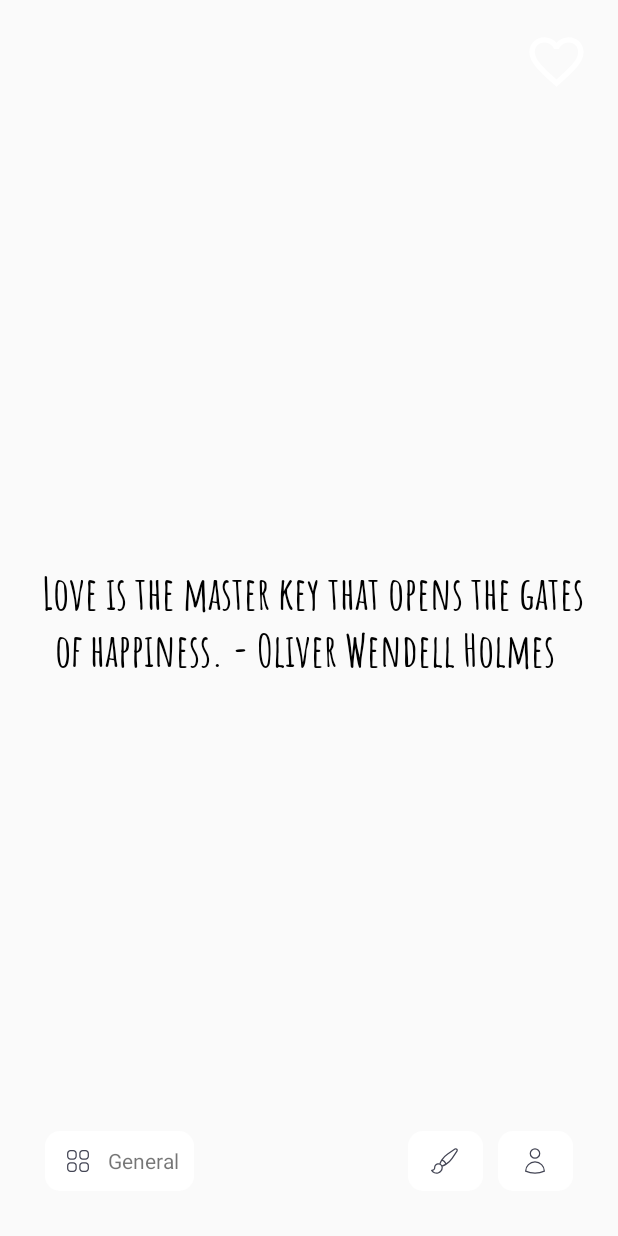
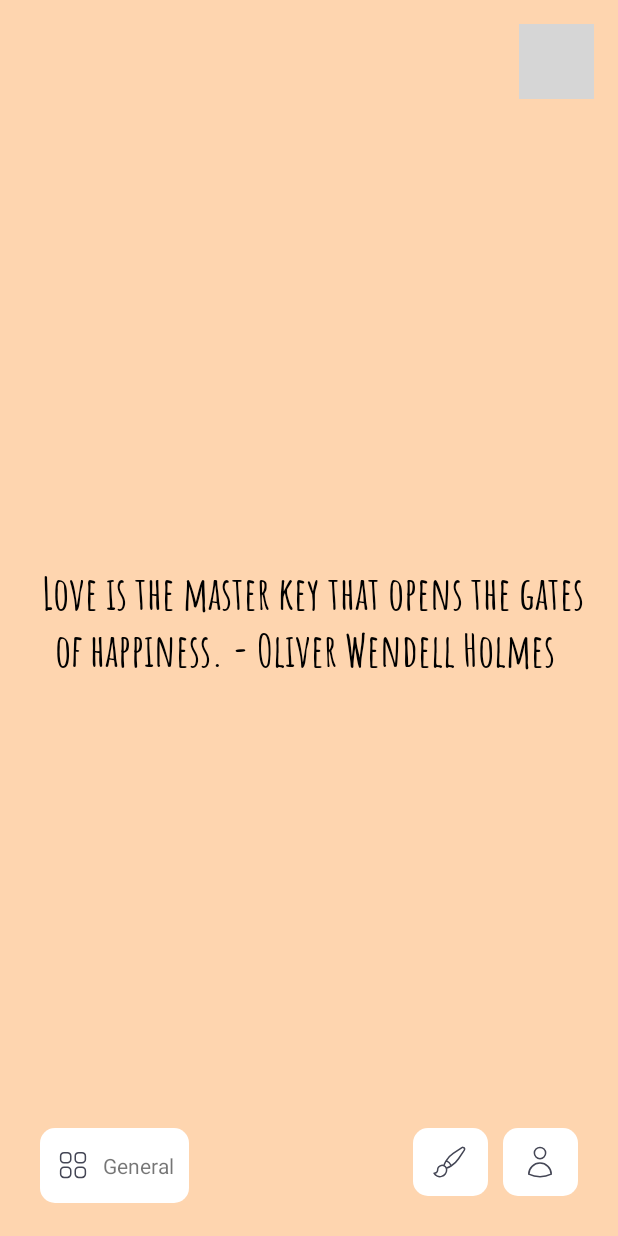
Before and after one commit to trannam13122k/-Daily, an Android app: the screen it shows after launch (MainActivity), after a tap on an icon or button, on a phone screen of 412 x 824 dp. Run offline under Robolectric (Android 15) with nearby library versions, the phone set to English and light mode, and no system bars; our stand-ins replace Room's generated code, sdp/ssp sizes; grey boxes are pictures that could not be loaded.

Commit message:
background Commit

```diff
--- a/app/src/main/java/com/example/daily/ui/fragment/mainFragment/MainFragment.kt
+++ b/app/src/main/java/com/example/daily/ui/fragment/mainFragment/MainFragment.kt
@@ -1,7 +1,6 @@
 package com.example.daily.ui.fragment.mainFragment
 
 import android.graphics.Color
-import android.util.Log
 import android.view.Gravity
 import android.view.LayoutInflater
 import android.view.ViewGroup
--- a/app/src/main/java/com/example/daily/ui/fragment/mainFragment/contentMain/ContentMainFragment.kt
+++ b/app/src/main/java/com/example/daily/ui/fragment/mainFragment/contentMain/ContentMainFragment.kt
@@ -45,7 +45,7 @@ class ContentMainFragment() : BaseFragment<FragmentContentBinding>() {
         binding.imgFavourite.setOnClickListener {
             isFavourite = !isFavourite
             if (isFavourite) {
-                binding.imgFavourite.setImageResource(R.drawable.baseline_favorite_border_24)
+                binding.imgFavourite.setImageResource(R.drawable.icon_true_fav)
                 val senderRealTime = System.currentTimeMillis()
                 val date = Date(senderRealTime)
                 val format = SimpleDateFormat("EEE, dd MMM yyyy", Locale.getDefault())
@@ -57,7 +57,7 @@ class ContentMainFragment() : BaseFragment<FragmentContentBinding>() {
                 )
                 viewModel.insert(favourite)
             } else {
-                binding.imgFavourite.setImageResource(R.drawable.baseline_favorite_24)
+                binding.imgFavourite.setImageResource(R.drawable.icon_fav)
             }
         }
     }
--- a/app/src/main/res/layout/fragment_content.xml
+++ b/app/src/main/res/layout/fragment_content.xml
@@ -3,9 +3,11 @@
     xmlns:android="http://schemas.android.com/apk/res/android"
     xmlns:app="http://schemas.android.com/apk/res-auto"
     android:layout_width="match_parent"
-    android:layout_height="match_parent">
+    android:layout_height="match_parent"
+    >
 
     <TextView
+
         android:textColor="@color/white"
         android:id="@+id/tv_content"
         android:layout_width="wrap_content"
@@ -26,7 +28,7 @@
         android:layout_marginEnd="16dp"
         android:padding="3dp"
         android:background="?attr/selectableItemBackground"
-        android:src="@drawable/baseline_favorite_border_24"
+        android:src="@drawable/icon_fav"
         app:layout_constraintEnd_toEndOf="parent"
         app:layout_constraintTop_toTopOf="parent" />
 
--- a/app/src/main/res/layout/fragment_main.xml
+++ b/app/src/main/res/layout/fragment_main.xml
@@ -8,6 +8,7 @@
     tools:context=".ui.fragment.mainFragment.MainFragment">
 
     <ImageView
+        android:background="@color/color_four"
         android:id="@+id/imgBgMain"
         android:layout_width="match_parent"
         android:layout_height="match_parent"
@@ -27,14 +28,14 @@
     <androidx.constraintlayout.widget.ConstraintLayout
         android:id="@+id/constraintBottomMAin"
         android:layout_width="match_parent"
-        android:layout_height="60dp"
-        android:layout_margin="20dp"
+        android:layout_height="@dimen/_50sdp"
+        android:layout_margin="@dimen/_13sdp"
         app:layout_constraintBottom_toBottomOf="parent">
 
         <LinearLayout
             android:id="@+id/llGeneral"
             android:layout_width="wrap_content"
-            android:layout_height="match_parent"
+            android:layout_height="wrap_content"
             android:layout_margin="10dp"
             android:background="@drawable/background_custom"
             android:gravity="center"
@@ -52,7 +53,7 @@
                 android:layout_width="wrap_content"
                 android:layout_height="wrap_content"
                 android:layout_marginStart="@dimen/_6sdp"
-                android:layout_marginRight="@dimen/_2sdp"
+                android:layout_marginRight="@dimen/_6sdp"
                 android:text="@string/general" />
         </LinearLayout>
 
```
Also changed, not shown: app/src/main/java/com/example/daily/ui/fragment/categories/CategoriesFragment.kt (+2 -51 lines).
